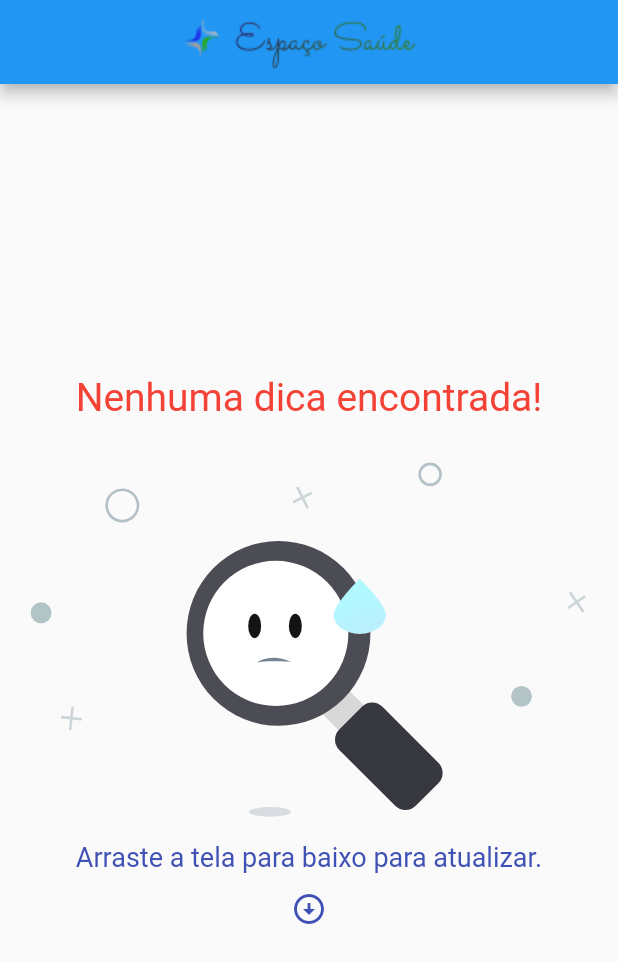
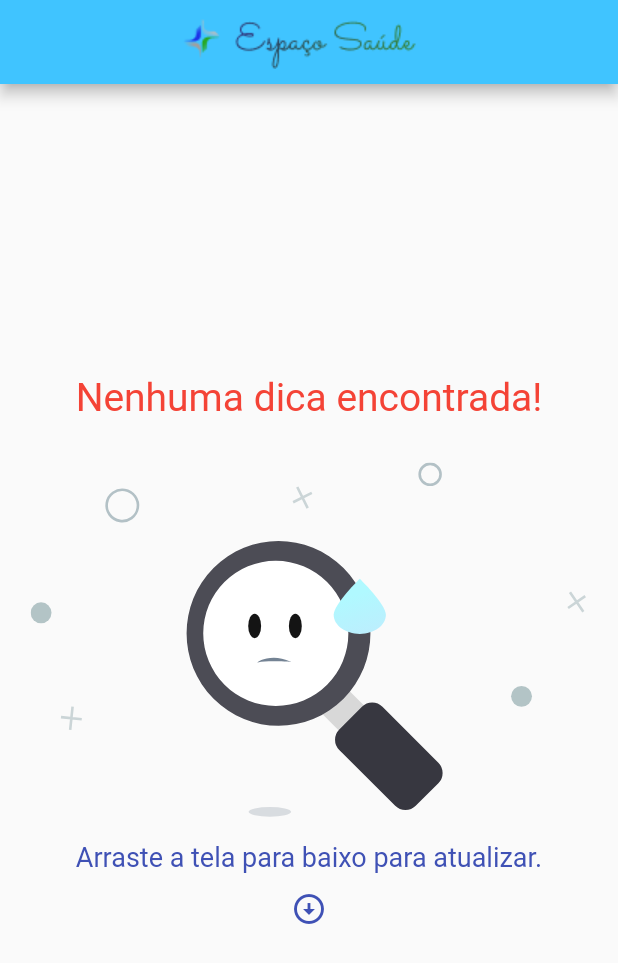
Before and after one commit to felipexavier9/espaco-saude-mobile, a Flutter app: the screen it shows after launch, on a phone screen of 412 x 824 dp. Shown: the top 963 px of the screen. Run offline on Flutter 3.47's test engine with Material 2 defaults, Android fonts, the phone set to English and light mode, and no system bars; our stand-ins replace animated_splash_screen, flutter_html, flutter_svg, lottie, page_transition; network calls fail.

Commit message:
Fix RefreshIndicator

```diff
--- a/lib/dicas/ui/empty.dart
+++ b/lib/dicas/ui/empty.dart
@@ -15,10 +15,12 @@ class EmptyPage extends StatelessWidget {
       appBar: AppBar(
         title: Image.asset('assets/espaco_saude.png'),
         centerTitle: true,
+        backgroundColor: Colors.lightBlueAccent,
       ),
       body: RefreshIndicator(
         onRefresh: () => _refresh(context),
-        child: Column(
+        child:  Stack(
+          children: <Widget>[ListView(), Column(
               mainAxisAlignment: MainAxisAlignment.center,
               children: <Widget>[
                 const Text('Nenhuma dica encontrada!',
@@ -29,6 +31,7 @@ class EmptyPage extends StatelessWidget {
                   icon: const Icon(Icons.arrow_circle_down, color: Colors.indigo),
                   onPressed: () => _refresh(context),)
               ]
+          ),],
         ),
       )
     );
```
Lines whose indentation alone changed are shown as unchanged.
